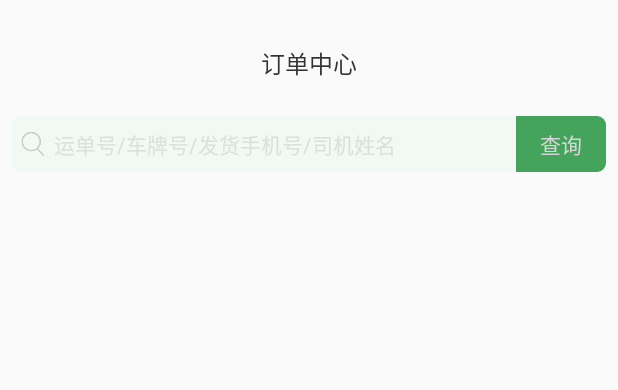
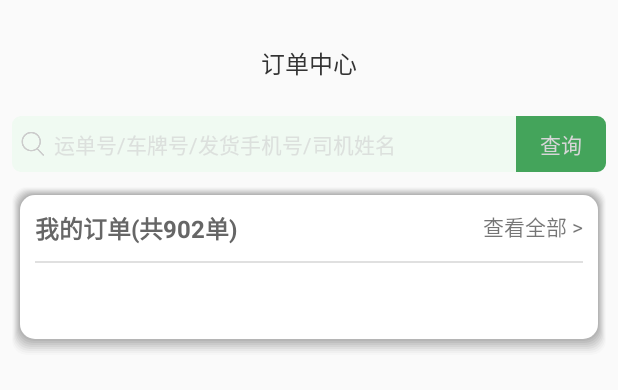
Before and after one commit to ChinaBBC/happydevelop, an Android app: the layout fragment_order.xml on its own in the app's theme, with its tools: preview values and no code run, on a phone screen of 412 x 824 dp. Shown: the top 390 px of the screen. Run offline under Robolectric (Android 15) with nearby library versions, the phone set to English and light mode, and no system bars.

Commit message:
modify order center layout

```diff
--- a/app/src/main/res/layout/fragment_order.xml
+++ b/app/src/main/res/layout/fragment_order.xml
@@ -17,6 +17,7 @@
         android:layout_marginTop="@dimen/dp_30"
         />
     <LinearLayout
+        android:id="@+id/order_one"
         android:layout_width="0dp"
         android:layout_height="@dimen/dp_37"
         app:layout_constraintLeft_toLeftOf="parent"
@@ -55,4 +56,44 @@
             android:gravity="center"
             />
     </LinearLayout>
+    <android.support.constraint.ConstraintLayout
+        android:layout_width="0dp"
+        android:layout_height="@dimen/dp_112"
+        app:layout_constraintLeft_toLeftOf="parent"
+        app:layout_constraintRight_toRightOf="parent"
+        app:layout_constraintTop_toBottomOf="@id/order_one"
+        app:layout_constraintWidth_percent="0.96"
+        android:background="@drawable/shape_5dp_ffff"
+        android:layout_marginTop="@dimen/dp_10"
+        >
+        <TextView
+            android:id="@+id/order_total_orders"
+            android:layout_width="wrap_content"
+            android:layout_height="wrap_content"
+            android:text="我的订单(共902单)"
+            android:textSize="@dimen/sp_16"
+            android:textColor="@color/color_6666"
+            android:textStyle="bold"
+            app:layout_constraintLeft_toLeftOf="parent"
+            app:layout_constraintTop_toTopOf="parent"
+            />
+        <TextView
+            android:id="@+id/order_check_all"
+            android:layout_width="wrap_content"
+            android:layout_height="wrap_content"
+            android:text="@string/check_all"
+            app:layout_constraintRight_toRightOf="parent"
+            app:layout_constraintTop_toTopOf="parent"
+            />
+        <TextView
+            android:id="@+id/order_line1"
+            android:layout_width="0dp"
+            android:layout_height="@dimen/dp_1"
+            android:background="@color/color_e0e0"
+            app:layout_constraintLeft_toLeftOf="parent"
+            app:layout_constraintRight_toRightOf="parent"
+            app:layout_constraintTop_toBottomOf="@id/order_total_orders"
+            android:layout_marginTop="@dimen/dp_10"
+            />
+    </android.support.constraint.ConstraintLayout>
 </android.support.constraint.ConstraintLayout>
--- a/app/src/main/res/values/strings.xml
+++ b/app/src/main/res/values/strings.xml
@@ -46,4 +46,5 @@
     <string name="news_detail">新闻详情</string>
     <string name="order_center">订单中心</string>
     <string name="order_hint">运单号/车牌号/发货手机号/司机姓名</string>
+    <string name="check_all">查看全部 ></string>
 </resources>
```
